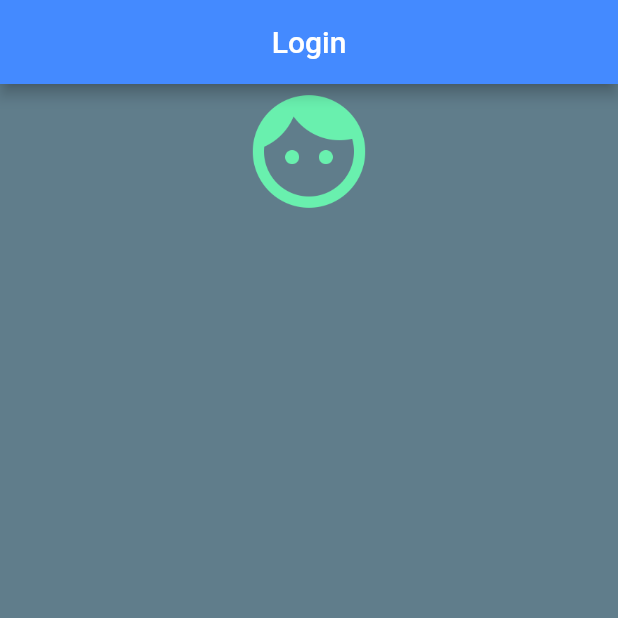
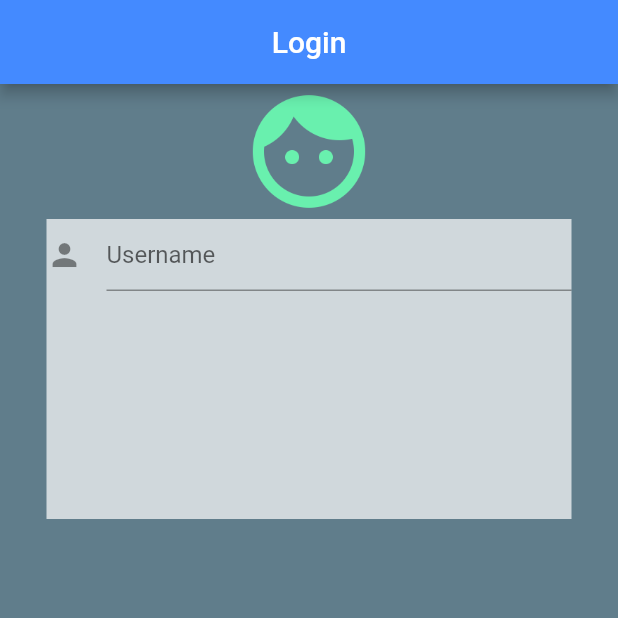
Before and after one commit to ashenmalaka/Flutter_Login_App, a Flutter app: the screen it shows after launch, on a phone screen of 412 x 824 dp, the top half of it. Run offline on Flutter 3.47's test engine with Material 2 defaults, Android fonts, the phone set to English and light mode, and no system bars.

Commit message:
Added username text field

```diff
--- a/lib/ui/login.dart
+++ b/lib/ui/login.dart
@@ -9,6 +9,9 @@ class Login extends StatefulWidget {
 }
 
 class LoginState extends State<Login>{
+
+  final TextEditingController _userController = new TextEditingController();
+
   @override
   Widget build(BuildContext context) {
 
@@ -31,7 +34,25 @@ class LoginState extends State<Login>{
               width: 90.0,
               height: 90.0,
               color: Colors.greenAccent,
-            )
+            ),
+
+            //form
+            new Container(
+              height: 200.0,
+              width: 350.0,
+              color: Colors.white70,
+              child: new Column(
+                children: <Widget>[
+                  new TextField(
+                    controller: _userController,
+                    decoration: new InputDecoration(
+                      hintText: 'Username',
+                      icon: new Icon(Icons.person),
+                    ),
+                  )
+                ],
+              ),
+            ),
           ],
         ),
       ),
```
